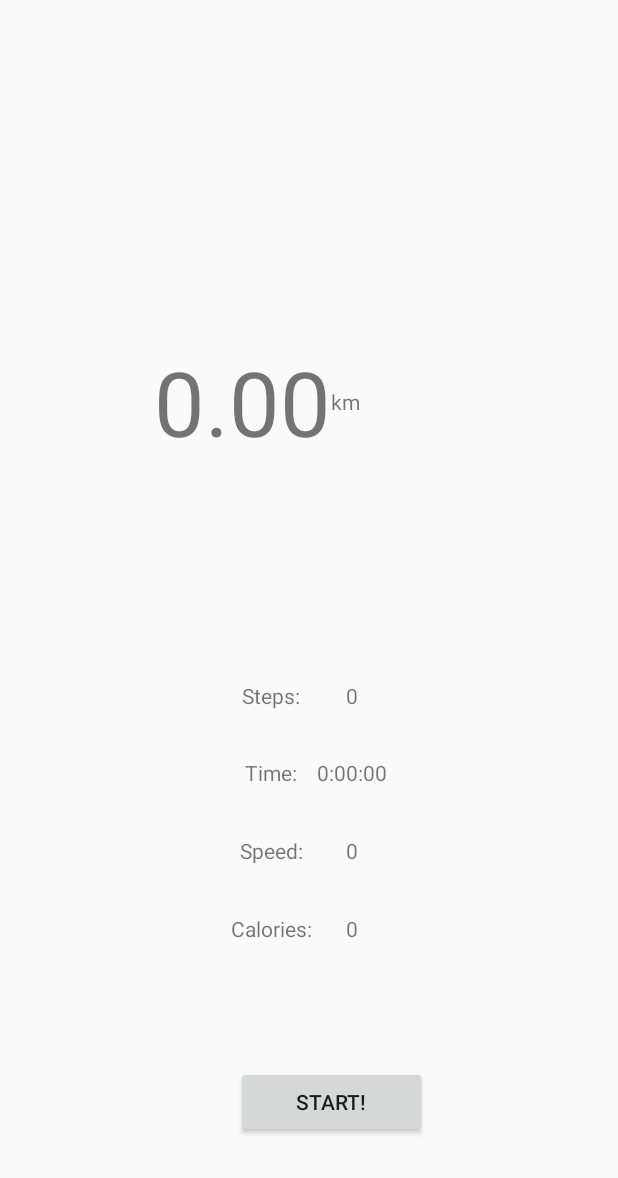
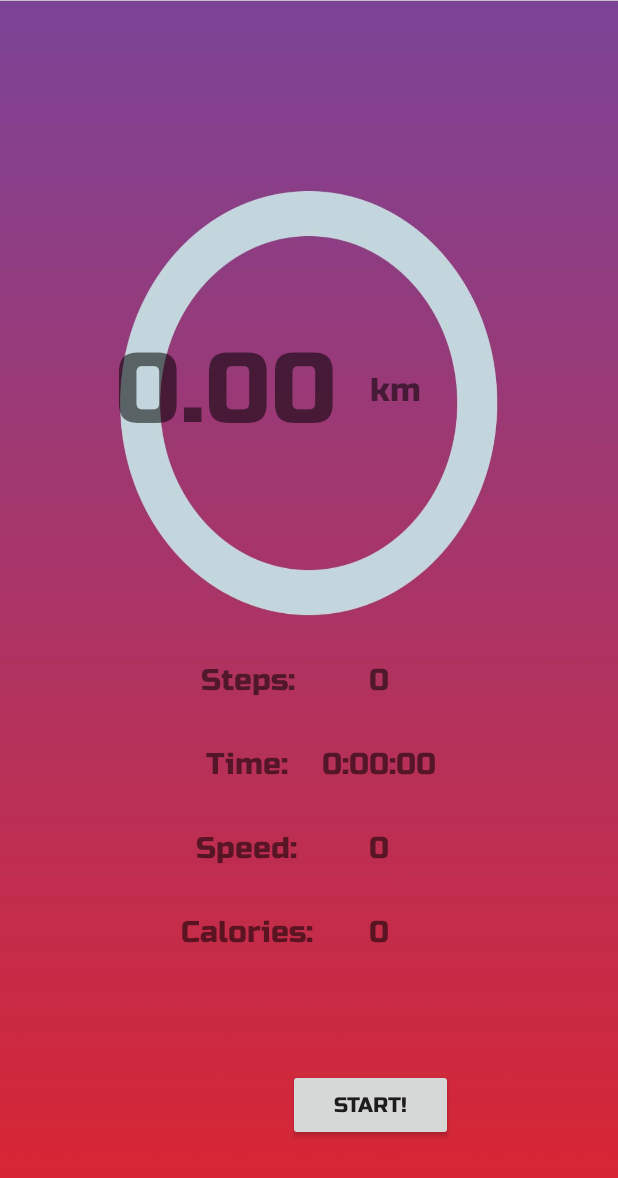
Before and after one commit to 1105959326/IAT359, an Android app: the RecordPage screen opened directly, with no data from a screen before it, on a phone screen of 412 x 824 dp. Shown: the top 1178 px of the screen. Run offline under Robolectric (Android 15) with nearby library versions, the phone set to English and light mode, and no system bars.

Commit message:
Add Font/BG img/Button style

```diff
--- a/weFit/app/src/main/res/layout/activity_main.xml
+++ b/weFit/app/src/main/res/layout/activity_main.xml
@@ -4,6 +4,7 @@
     xmlns:tools="http://schemas.android.com/tools"
     android:layout_width="match_parent"
     android:layout_height="match_parent"
+    android:background="@drawable/bg1"
     tools:context=".MainActivity">
 
     <com.google.android.material.appbar.AppBarLayout
--- a/weFit/app/src/main/res/layout/activity_record.xml
+++ b/weFit/app/src/main/res/layout/activity_record.xml
@@ -4,6 +4,7 @@
     xmlns:tools="http://schemas.android.com/tools"
     android:layout_width="match_parent"
     android:layout_height="match_parent"
+    android:background="@drawable/bg5"
     tools:context=".RecordingActivity">
 
     <LinearLayout
@@ -52,10 +53,12 @@
 
                 <Button
                     android:id="@+id/startRec"
+                    style="@style/Widget.AppCompat.Button.Colored"
                     android:layout_width="wrap_content"
                     android:layout_height="wrap_content"
                     android:layout_gravity="center_horizontal|top"
                     android:layout_weight="1"
+                    android:fontFamily="@font/russoone_regular"
                     android:text="Start" />
             </TableRow>
         </TableLayout>
--- a/weFit/app/src/main/res/layout/record_page.xml
+++ b/weFit/app/src/main/res/layout/record_page.xml
@@ -3,7 +3,8 @@
     xmlns:android="http://schemas.android.com/apk/res/android"
     xmlns:app="http://schemas.android.com/apk/res-auto"
     android:layout_width="match_parent"
-    android:layout_height="match_parent">
+    android:layout_height="match_parent"
+    android:background="@drawable/bg4">
 
     <TableLayout
         android:layout_width="match_parent"
@@ -48,13 +49,16 @@
                 android:layout_width="wrap_content"
                 android:layout_height="wrap_content"
                 android:text="0.00"
-                android:textSize="60sp" />
+                android:fontFamily="@font/russoone_regular"
+                android:textSize="65sp" />
 
             <TextView
                 android:id="@+id/textView2"
                 android:layout_width="wrap_content"
                 android:layout_height="wrap_content"
-                android:text="km" />
+                android:fontFamily="@font/russoone_regular"
+                android:text="km"
+                android:textSize="22sp"/>
         </TableRow>
 
         <TableRow
@@ -82,6 +86,8 @@
                         android:layout_weight="1"
                         android:gravity="end"
                         android:text="Steps: "
+                        android:textSize="20sp"
+                        android:fontFamily="@font/russoone_regular"
                         android:textAlignment="viewEnd" />
 
                     <TextView
@@ -90,6 +96,8 @@
                         android:layout_height="wrap_content"
                         android:layout_gravity="center"
                         android:layout_weight="1"
+                        android:textSize="20sp"
+                        android:fontFamily="@font/russoone_regular"
                         android:text="0" />
 
                 </TableRow>
@@ -107,6 +115,8 @@
                         android:layout_weight="1"
                         android:gravity="end"
                         android:text="Time: "
+                        android:textSize="20sp"
+                        android:fontFamily="@font/russoone_regular"
                         android:textAlignment="viewEnd" />
 
                     <TextView
@@ -115,7 +125,10 @@
                         android:layout_height="wrap_content"
                         android:layout_gravity="center"
                         android:layout_weight="1"
-                        android:text="0:00:00" />
+                        android:fontFamily="@font/russoone_regular"
+                        android:text="0:00:00"
+                        android:textSize="20sp"
+                        />
                 </TableRow>
 
                 <TableRow
@@ -131,6 +144,8 @@
                         android:layout_weight="1"
                         android:gravity="end"
                         android:text="Speed: "
+                        android:textSize="20sp"
+                        android:fontFamily="@font/russoone_regular"
                         android:textAlignment="viewEnd" />
 
                     <TextView
@@ -139,7 +154,9 @@
                         android:layout_height="wrap_content"
                         android:layout_gravity="center"
                         android:layout_weight="1"
-                        android:text="0" />
+                        android:fontFamily="@font/russoone_regular"
+                        android:text="0"
+                        android:textSize="20sp"/>
                 </TableRow>
 
                 <TableRow
@@ -155,6 +172,8 @@
                         android:layout_weight="1"
                         android:gravity="end"
                         android:text="Calories: "
+                        android:textSize="20sp"
+                        android:fontFamily="@font/russoone_regular"
                         android:textAlignment="viewEnd" />
 
                     <TextView
@@ -163,7 +182,9 @@
                         android:layout_height="wrap_content"
                         android:layout_gravity="center"
                         android:layout_weight="1"
-                        android:text="0" />
+                        android:fontFamily="@font/russoone_regular"
+                        android:text="0"
+                        android:textSize="20sp"/>
                 </TableRow>
             </TableLayout>
         </TableRow>
@@ -180,21 +201,27 @@
                 android:layout_height="wrap_content"
                 android:layout_weight="1"
                 android:text="Pause"
+                style="@style/Widget.AppCompat.Button"
+                android:fontFamily="@font/russoone_regular"
                 android:visibility="visible" />
 
             <Button
                 android:id="@+id/start_btn"
+                style="@style/Widget.AppCompat.Button"
                 android:layout_width="match_parent"
                 android:layout_height="wrap_content"
                 android:layout_weight="1"
+                android:fontFamily="@font/russoone_regular"
                 android:text="start!" />
 
             <Button
                 android:id="@+id/finish_btn"
+                style="@style/Widget.AppCompat.Button"
                 android:layout_width="wrap_content"
                 android:layout_height="wrap_content"
                 android:layout_weight="1"
                 android:text="Finish"
+                android:fontFamily="@font/russoone_regular"
                 android:visibility="visible" />
 
         </TableRow>
--- a/weFit/app/src/main/res/values/colors.xml
+++ b/weFit/app/src/main/res/values/colors.xml
@@ -3,4 +3,6 @@
     <color name="colorPrimary">#6200EE</color>
     <color name="colorPrimaryDark">#3700B3</color>
     <color name="colorAccent">#03DAC5</color>
+    <color name="myWhite">#fff</color>
+    <color name="myBlue">#6a8be6</color>
 </resources>
```
Also changed, not shown: weFit/app/src/main/res/layout/activity_button.xml (+6 -1 lines), weFit/app/src/main/res/layout/button_layout.xml (+11 -3 lines), weFit/app/src/main/res/layout/fragment_second.xml (+19 -5 lines), weFit/app/src/main/res/values/styles.xml (+13 -0 lines), weFit/app/src/main/res/drawable/bg.jpg (added), weFit/app/src/main/res/drawable/bg1.jpg (added), weFit/app/src/main/res/drawable/bg2.jpg (added), weFit/app/src/main/res/drawable/bg3.jpg (added), weFit/app/src/main/res/drawable/bg4.jpg (added), weFit/app/src/main/res/drawable/bg5.jpg (added), weFit/app/src/main/res/font/russoone_regular.ttf (added).
